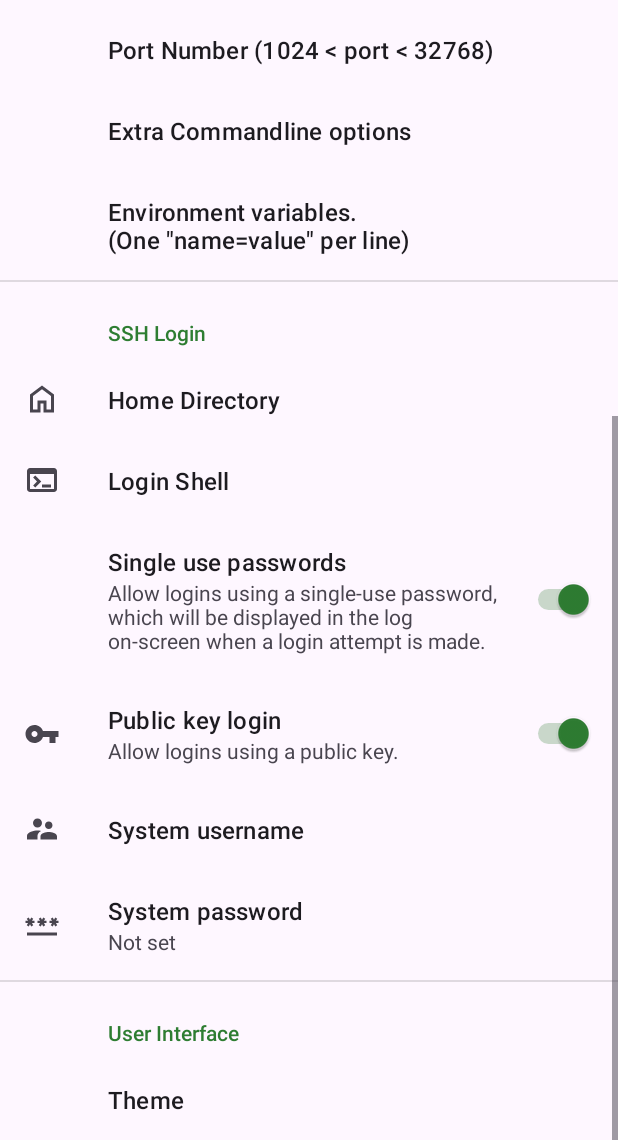
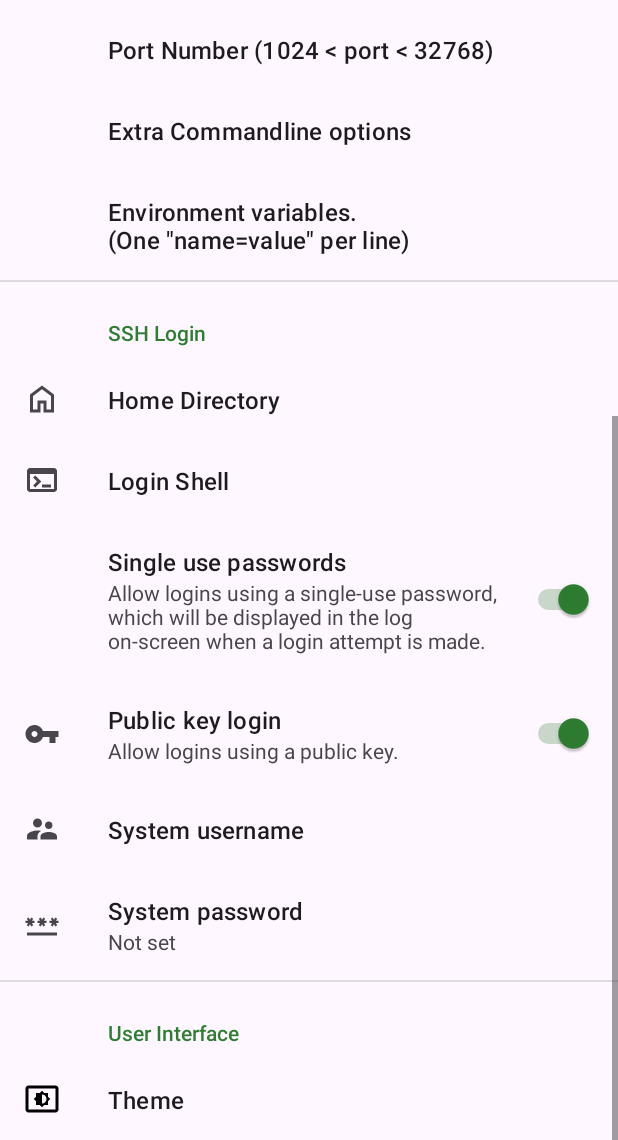
Before and after one commit to tfonteyn/Sshd4a, an Android app: the fragment SettingsFragment placed in its activity, scrolled down 437 dp, on a phone screen of 412 x 824 dp, the part 96-1236 px from its top. Run offline under Robolectric (Android 15) with nearby library versions, the phone set to English and light mode, and no system bars; our stand-ins replace androidx.preference; 8 statements that could not run were skipped.

Commit message:
sync NightMode with other projects

```diff
--- a/app/src/main/java/com/hardbacknutter/sshd/App.java
+++ b/app/src/main/java/com/hardbacknutter/sshd/App.java
@@ -1,6 +1,8 @@
 package com.hardbacknutter.sshd;
 
 import android.app.Application;
+
+import com.hardbacknutter.sshd.utils.theme.NightMode;
 
 public class App
         extends Application {
@@ -9,7 +11,7 @@ public class App
     public void onCreate() {
         super.onCreate();
 
-        NightMode.apply(this);
+        NightMode.init(this);
     }
 
     //TODO: implement a version based migration method similar to how database get upgraded.
--- a/app/src/main/java/com/hardbacknutter/sshd/Prefs.java
+++ b/app/src/main/java/com/hardbacknutter/sshd/Prefs.java
@@ -25,7 +25,6 @@ final class Prefs {
 
     static final String DROPBEAR_CMDLINE_OPTIONS = "dropbear.options";
 
-    static final String UI_THEME = "ui.theme";
     static final String UI_NOTIFICATION_ASK_PERMISSION = "ui.notification.ask_permission";
 
     private Prefs() {
--- a/app/src/main/java/com/hardbacknutter/sshd/SettingsFragment.java
+++ b/app/src/main/java/com/hardbacknutter/sshd/SettingsFragment.java
@@ -27,6 +27,8 @@ import com.google.android.material.snackbar.Snackbar;
 import java.io.File;
 import java.io.IOException;
 import java.security.NoSuchAlgorithmException;
+
+import com.hardbacknutter.sshd.utils.theme.NightMode;
 
 public class SettingsFragment
         extends PreferenceFragmentCompat
@@ -108,7 +110,7 @@ public class SettingsFragment
 
         setPreferencesFromResource(R.xml.preferences, rootKey);
 
-        final Preference pUiTheme = findPreference(Prefs.UI_THEME);
+        final Preference pUiTheme = findPreference(NightMode.PK_UI_THEME_MODE);
         //noinspection ConstantConditions
         pUiTheme.setSummaryProvider(ListPreference.SimpleSummaryProvider.getInstance());
         pUiTheme.setOnPreferenceChangeListener((preference, newValue) -> {
--- /dev/null
+++ b/app/src/main/res/drawable/ic_baseline_settings_brightness_24.xml
@@ -0,0 +1,5 @@
+<vector xmlns:android="http://schemas.android.com/apk/res/android" android:height="24dp" android:tint="#000000" android:viewportHeight="24" android:viewportWidth="24" android:width="24dp">
+
+    <path android:fillColor="@android:color/white" android:pathData="M21,3L3,3c-1.1,0 -2,0.9 -2,2v14c0,1.1 0.9,2 2,2h18c1.1,0 2,-0.9 2,-2L23,5c0,-1.1 -0.9,-2 -2,-2zM21,19.01L3,19.01L3,4.99h18v14.02zM8,16h2.5l1.5,1.5 1.5,-1.5L16,16v-2.5l1.5,-1.5 -1.5,-1.5L16,8h-2.5L12,6.5 10.5,8L8,8v2.5L6.5,12 8,13.5L8,16zM12,9c1.66,0 3,1.34 3,3s-1.34,3 -3,3L12,9z"/>
+
+</vector>
--- a/app/src/main/res/values/donottranslate.xml
+++ b/app/src/main/res/values/donottranslate.xml
@@ -1,12 +1,12 @@
 <?xml version="1.0" encoding="utf-8"?>
 <resources>
     <!-- ListPreference -->
-    <string-array name="pe_ui_theme">
-        <item>@string/pe_ui_theme_day_night</item>
+    <string-array name="pe_ui_theme_mode">
+        <item>@string/pe_ui_theme_from_device</item>
         <item>@string/pe_ui_theme_light</item>
         <item>@string/pe_ui_theme_dark</item>
     </string-array>
-    <string-array name="pv_ui_theme">
+    <string-array name="pv_ui_theme_mode">
         <item>0</item>
         <item>1</item>
         <item>2</item>
--- a/app/src/main/res/values/strings.xml
+++ b/app/src/main/res/values/strings.xml
@@ -80,7 +80,7 @@
     <!-- Preference option -->
     <string name="pt_ui_theme">Theme</string>
     <!-- Preference value for "pt_ui_theme" -->
-    <string name="pe_ui_theme_day_night">Follow device theme</string>
+    <string name="pe_ui_theme_from_device">Follow device theme</string>
     <!-- Preference value for "pt_ui_theme" -->
     <string name="pe_ui_theme_dark">Dark</string>
     <!-- Preference value for "pt_ui_theme" -->
--- a/app/src/main/res/xml/preferences.xml
+++ b/app/src/main/res/xml/preferences.xml
@@ -78,8 +78,9 @@
     <PreferenceCategory android:title="@string/pc_ui">
         <ListPreference
             android:defaultValue="0"
-            android:entries="@array/pe_ui_theme"
-            android:entryValues="@array/pv_ui_theme"
+            android:entries="@array/pe_ui_theme_mode"
+            android:entryValues="@array/pv_ui_theme_mode"
+            android:icon="@drawable/ic_baseline_settings_brightness_24"
             android:key="ui.theme"
             android:title="@string/pt_ui_theme" />
     </PreferenceCategory>
```
Also changed, not shown: app/src/main/java/com/hardbacknutter/sshd/utils/theme/NightMode.java (renamed from app/src/main/java/com/hardbacknutter/sshd/NightMode.java, +40 -8 lines), 3 other files.
